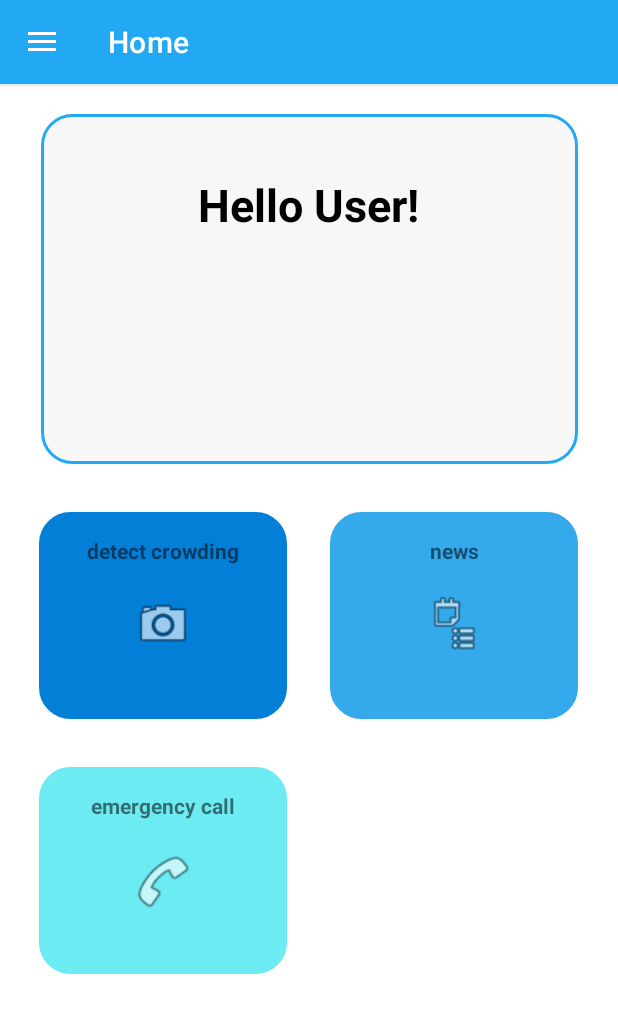
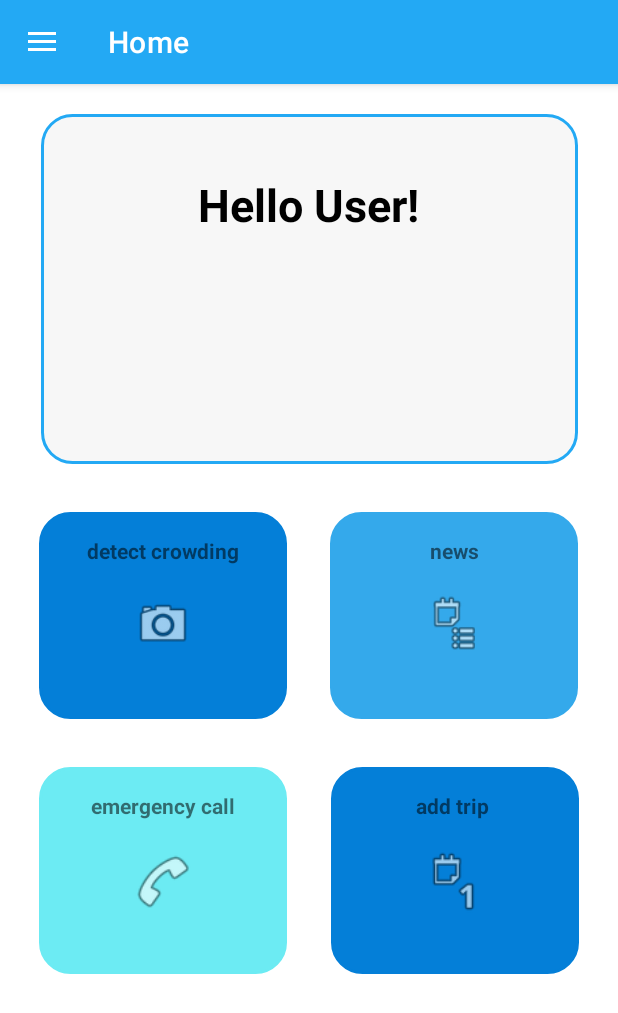
Before and after one commit to ETS-Android5/ptsafe-mobile, an Android app: the HomeFragment screen opened directly, with no data from a screen before it, on a phone screen of 412 x 824 dp. Shown: the top 1013 px of the screen. Run offline under Robolectric (Android 15) with nearby library versions, the phone set to English and light mode, and no system bars.

Commit message:
add navigation for add trip

```diff
--- a/app/src/main/java/com/example/ptsafe/HomeFragment.java
+++ b/app/src/main/java/com/example/ptsafe/HomeFragment.java
@@ -20,6 +20,7 @@ public class HomeFragment extends Fragment {
     private View crowdedMenuVw;
     private View emergencyMenuVw;
     private View newsMenuVw;
+    private View addTripMenuVw;
 
     public HomeFragment() {
 
@@ -35,6 +36,7 @@ public class HomeFragment extends Fragment {
         crowdedMenuVw.setOnClickListener(setMenuBtn("crowd"));
         emergencyMenuVw.setOnClickListener(setMenuBtn("emergency"));
         newsMenuVw.setOnClickListener(setMenuBtn("news"));
+        addTripMenuVw.setOnClickListener(setMenuBtn("trip"));
         return view;
     }
 
@@ -57,6 +59,9 @@ public class HomeFragment extends Fragment {
                         NewsFragment newsName = new NewsFragment();
                         fragmentTransaction.replace(R.id.content_frame, newsName);
                         fragmentTransaction.commit(); break;
+                    case "trip":
+                        FindStationFragment findStationName = new FindStationFragment();
+                        fragmentTransaction.replace(R.id.content_frame, findStationName);
                 }
 
             }
@@ -67,5 +72,6 @@ public class HomeFragment extends Fragment {
         crowdedMenuVw = view.findViewById(R.id.detect_menu_view);
         emergencyMenuVw = view.findViewById(R.id.emergency_menu_view);
         newsMenuVw = view.findViewById(R.id.news_view_menu);
+        addTripMenuVw = view.findViewById(R.id.add_trip_menu_view);
     }
 }
--- a/app/src/main/java/com/example/ptsafe/MainActivity.java
+++ b/app/src/main/java/com/example/ptsafe/MainActivity.java
@@ -36,6 +36,9 @@ public class MainActivity extends AppCompatActivity implements NavigationView.On
                 break;
             case R.id.menu_emergency_call:
                 replaceFragment(new EmergencyFragment());
+                break;
+            case R.id.menu_find_a_station:
+                replaceFragment(new FindStationFragment());
                 break;
         }
         drawerLayout.closeDrawer(GravityCompat.START);
--- /dev/null
+++ b/app/src/main/res/drawable/add_trip_menu_shape.xml
@@ -0,0 +1,25 @@
+<?xml version="1.0" encoding="utf-8"?>
+<shape
+    xmlns:android="http://schemas.android.com/apk/res/android"
+    android:shape="rectangle"   >
+
+    <solid
+        android:color="@color/blue_menu_add_trip" >
+    </solid>
+
+    <stroke
+        android:width="2dp"
+        android:color="@color/blue_menu_add_trip" >
+    </stroke>
+
+    <padding
+        android:left="5dp"
+        android:top="5dp"
+        android:right="5dp"
+        android:bottom="5dp"    >
+    </padding>
+
+    <corners
+        android:radius="20dp"   >
+    </corners>
+</shape>
--- a/app/src/main/res/layout/fragment_home.xml
+++ b/app/src/main/res/layout/fragment_home.xml
@@ -7,6 +7,29 @@
     tools:context="HomeFragment"
     tools:layout_editor_absoluteX="3dp"
     tools:layout_editor_absoluteY="0dp">
+
+    <View
+        android:id="@+id/add_trip_menu_view"
+        android:layout_width="165dp"
+        android:layout_height="138dp"
+        android:layout_marginStart="29dp"
+        android:layout_marginTop="32dp"
+        android:background="@drawable/add_trip_menu_shape"
+        app:layout_constraintStart_toEndOf="@+id/emergency_menu_view"
+        app:layout_constraintTop_toBottomOf="@+id/news_view_menu" />
+
+    <TextView
+        android:id="@+id/add_trip_menu_tv"
+        android:layout_width="wrap_content"
+        android:layout_height="wrap_content"
+        android:layout_marginStart="56dp"
+        android:layout_marginTop="16dp"
+        android:layout_marginEnd="60dp"
+        android:text="@string/add_trip_btn"
+        android:textStyle="bold"
+        app:layout_constraintEnd_toEndOf="@+id/add_trip_menu_view"
+        app:layout_constraintStart_toStartOf="@+id/add_trip_menu_view"
+        app:layout_constraintTop_toTopOf="@+id/add_trip_menu_view" />
 
     <View
         android:id="@+id/emergency_menu_view"
@@ -136,4 +159,16 @@
         app:layout_constraintStart_toStartOf="@+id/emergency_menu_view"
         app:layout_constraintTop_toBottomOf="@+id/emergency_menu_tv" />
 
+    <ImageView
+        android:id="@+id/imageView5"
+        android:layout_width="51dp"
+        android:layout_height="42dp"
+        android:layout_marginStart="56dp"
+        android:layout_marginTop="20dp"
+        android:layout_marginEnd="58dp"
+        android:src="@android:drawable/ic_menu_day"
+        app:layout_constraintEnd_toEndOf="@+id/add_trip_menu_view"
+        app:layout_constraintStart_toStartOf="@+id/add_trip_menu_view"
+        app:layout_constraintTop_toBottomOf="@+id/add_trip_menu_tv" />
+
 </androidx.constraintlayout.widget.ConstraintLayout>
--- a/app/src/main/res/menu/dashboard_menu.xml
+++ b/app/src/main/res/menu/dashboard_menu.xml
@@ -12,4 +12,8 @@
     <item
         android:id="@+id/menu_emergency_call"
         android:title="@string/menu_emergency_call"/>
+    <item
+        android:id="@+id/menu_find_a_station"
+        android:title="find a station"
+        />
 </menu>
--- a/app/src/main/res/values/colors.xml
+++ b/app/src/main/res/values/colors.xml
@@ -18,4 +18,5 @@
     <color name="blue_menu_crowd">#047FD8</color>
     <color name="blue_menu_news">#34A9EB</color>
     <color name="blue_menu_emergency">#6CEBF3</color>
+    <color name="blue_menu_add_trip">#047FD8</color>
 </resources>
--- a/app/src/main/res/values/strings.xml
+++ b/app/src/main/res/values/strings.xml
@@ -34,6 +34,7 @@
     <string name="instruction_low_content">1. Get off at well-lit and busy stops whenever possible. \u000A2.If you are getting off at a little-used stop, try to arrange for a friend to meet with you.\u000A3.do not doze off.</string>
     <string name="password_label">enter your password</string>
     <string name="login_label">login</string>
+    <string name="add_trip_btn">add trip</string>
     <string-array name="news_tags">
         <item>all</item>
         <item>crime</item>
```
Also changed, not shown: app/src/main/java/com/example/ptsafe/FindStationFragment.java (added, +24 -0 lines), app/src/main/res/layout/fragment_find_station.xml (added, +39 -0 lines).
